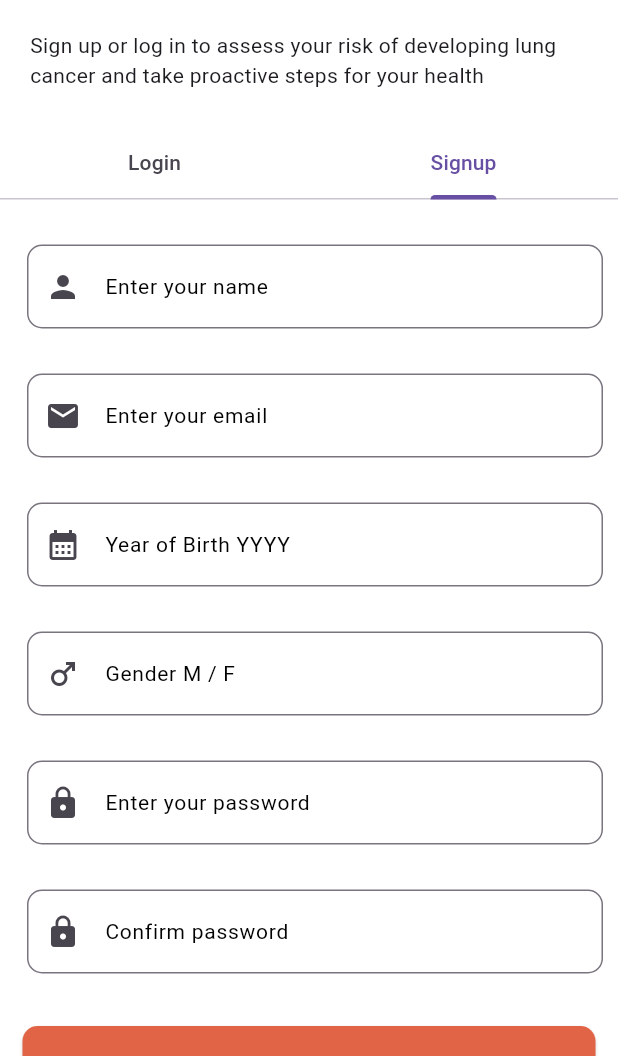
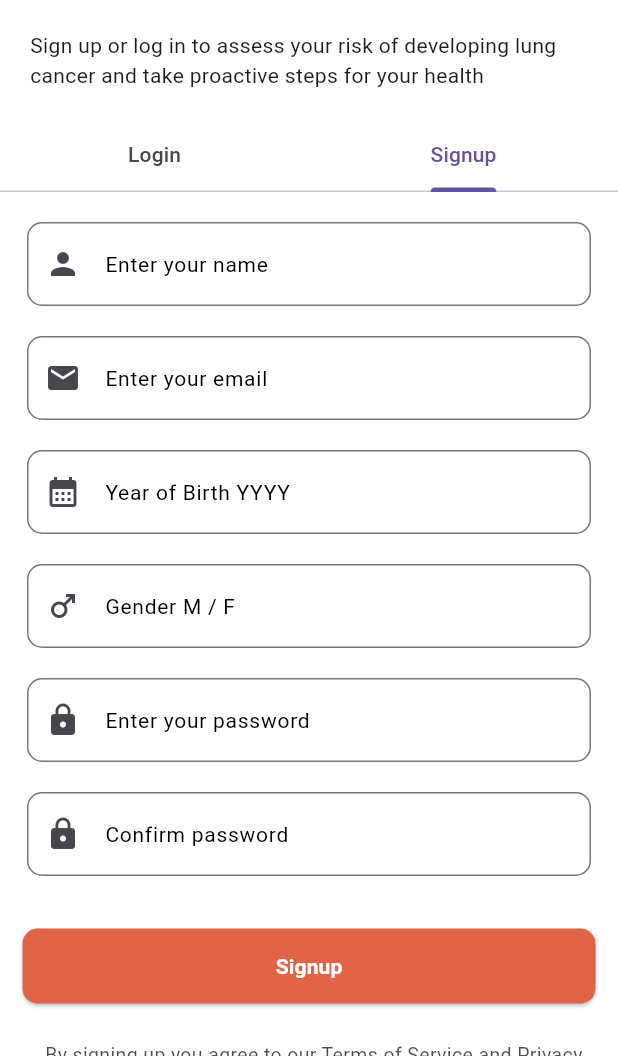
Before and after one commit to wilfredKisitu/Lung_vision_frontend, a Flutter app: the screen it shows after launch, tab 2 chosen, after a tap on the "chevron left" icon, on a phone screen of 412 x 824 dp, the part 180-1236 px from its top. Run offline on Flutter 3.47's test engine with Material 3 defaults, Android fonts, the light colour scheme and no system bars; our stand-ins replace cached_network_image, flutter_easyloading, flutter_riverpod, go_router, google_fonts, image_picker and 1 more; network calls fail.

Commit message:
Implementation of user profile

```diff
--- a/lib/modules/Auth/auth.dart
+++ b/lib/modules/Auth/auth.dart
@@ -44,20 +44,17 @@ class _LoginScreenState extends State<LoginScreen>
       backgroundColor: AppColor.primaryWhite,
       appBar: AppBar(
         backgroundColor: AppColor.primaryWhite,
-        // title: Image.asset('assets/images/small_logo_without_label.png', height: 40),
-        // centerTitle: true,
         leading: IconButton(
           onPressed: () {},
-          icon: Icon(Icons.chevron_left, size: 24),
+          icon: const Icon(Icons.chevron_left, size: 24),
         ),
       ),
       body: SingleChildScrollView(
-        physics: ClampingScrollPhysics(),
+        physics: const ClampingScrollPhysics(),
         child: Column(
           mainAxisAlignment: MainAxisAlignment.start,
           crossAxisAlignment: CrossAxisAlignment.start,
           children: [
-            // SizedBox(height: 15,),
             Padding(
               padding: const EdgeInsets.fromLTRB(20, 30, 20, 5),
               child: Text(
@@ -65,7 +62,7 @@ class _LoginScreenState extends State<LoginScreen>
                 style: AppTextStyles.heading1,
               ),
             ),
-            SizedBox(height: 10),
+            const SizedBox(height: 10),
             Padding(
               padding: const EdgeInsets.fromLTRB(20, 5, 30, 20),
               child: Text(
@@ -73,7 +70,6 @@ class _LoginScreenState extends State<LoginScreen>
                 style: AppTextStyles.heading2,
               ),
             ),
-            SizedBox(height: 5),
             Column(
               children: [
                 TabBar(
@@ -81,10 +77,13 @@ class _LoginScreenState extends State<LoginScreen>
                   tabs: const [Tab(text: "Login"), Tab(text: "Signup")],
                 ),
                 SizedBox(
-                  height: 800, //
+                  height: 800,
                   child: TabBarView(
                     controller: _tabController,
-                    children: [LoginTab(), SignupTab()],
+                    children: [
+                      LoginTab(),
+                      SignupTab(tabController: _tabController),
+                    ],
                   ),
                 ),
               ],
@@ -96,73 +95,49 @@ class _LoginScreenState extends State<LoginScreen>
   }
 }
 
-// Login Tab
 class LoginTab extends ConsumerWidget {
   final TextEditingController emailController = TextEditingController();
   final TextEditingController passwordController = TextEditingController();
+
   LoginTab({super.key});
+
   @override
   Widget build(BuildContext context, WidgetRef ref) {
     final authState = ref.watch(authProvider);
     final authNotifier = ref.read(authProvider.notifier);
 
-    /// Listen for state changes and show EasyLoading messages
     ref.listen<AsyncValue<Auth?>>(authProvider, (previous, next) {
       if (next.isLoading) {
         EasyLoading.show(status: 'Logging in user...');
       } else if (next.hasError) {
         EasyLoading.showError('Error: ${next.error}');
       } else if (next.hasValue && next.value != null) {
-        EasyLoading.showSuccess('User Logged in: ${next.value!.userId}');
+        EasyLoading.showSuccess('User Logged in');
 
         if (ref.read(authProvider.notifier).mounted) {
           context.go('/main');
         }
       }
     });
+
     return Column(
       children: [
-        SizedBox(height: 15),
-        // Email
-        Center(
-          child: Padding(
-            padding: const EdgeInsets.fromLTRB(18.0, 20, 18, 0),
-            child: CustomTextField(
-              controller: emailController,
-              hintText: 'Enter your email',
-              prefixIcon: Icons.email,
-              obscureText: false,
-            ),
-          ),
+        const SizedBox(height: 15),
+        _buildTextField(emailController, 'Enter your email', Icons.email),
+        const SizedBox(height: 15),
+        _buildTextField(
+          passwordController,
+          'Enter your password',
+          Icons.lock,
+          obscureText: true,
         ),
-        SizedBox(height: 15),
-        // Password
-        Center(
-          child: Padding(
-            padding: const EdgeInsets.fromLTRB(18, 10, 18, 18),
-            child: CustomTextField(
-              controller: passwordController,
-              hintText: 'Enter your password',
-              prefixIcon: Icons.lock,
-              obscureText: true,
-            ),
-          ),
-        ),
-
         Padding(
           padding: const EdgeInsets.fromLTRB(20.0, 0, 20, 20),
           child: Row(
             mainAxisAlignment: MainAxisAlignment.end,
-            children: [
-              Text(
-                'Forgot Password?',
-                textAlign: TextAlign.left,
-                style: AppTextStyles.normal14,
-              ),
-            ],
+            children: [Text('Forgot Password?', style: AppTextStyles.normal14)],
           ),
         ),
-
         Padding(
           padding: const EdgeInsets.all(18.0),
           child: Center(
@@ -183,7 +158,6 @@ class LoginTab extends ConsumerWidget {
             style: AppTextStyles.normal16,
           ),
         ),
-        // handling auth State
         authState.when(
           data: (auth) => Container(),
           loading: () => const SizedBox.shrink(),
@@ -192,10 +166,31 @@ class LoginTab extends ConsumerWidget {
       ],
     );
   }
+
+  Widget _buildTextField(
+    TextEditingController controller,
+    String hint,
+    IconData icon, {
+    bool obscureText = false,
+  }) {
+    return Center(
+      child: Padding(
+        padding: const EdgeInsets.symmetric(horizontal: 18),
+        child: CustomTextField(
+          controller: controller,
+          hintText: hint,
+          prefixIcon: icon,
+          obscureText: obscureText,
+        ),
+      ),
+    );
+  }
 }
 
 // SignUp Tab
 class SignupTab extends ConsumerWidget {
+  final TabController tabController;
+
   final TextEditingController emailController = TextEditingController();
   final TextEditingController passwordController = TextEditingController();
   final TextEditingController yearOfBirthController = TextEditingController();
@@ -204,70 +199,66 @@ class SignupTab extends ConsumerWidget {
       TextEditingController();
   final TextEditingController nameController = TextEditingController();
 
-  SignupTab({super.key});
+  SignupTab({super.key, required this.tabController});
 
   @override
   Widget build(BuildContext context, WidgetRef ref) {
     final userState = ref.watch(userProvider);
     final userNotifier = ref.read(userProvider.notifier);
 
-    // Listen for state changes and show EasyLoading messages
     ref.listen<AsyncValue<User?>>(userProvider, (previous, next) {
       if (next.isLoading) {
         EasyLoading.show(status: 'Creating user...');
       } else if (next.hasError) {
         EasyLoading.showError('Error: ${next.error}');
       } else if (next.hasValue && next.value != null) {
-        EasyLoading.showSuccess('User Created: ${next.value!.name}');
+        EasyLoading.showSuccess('Account created. Please log in.');
 
-        if (ref.read(userProvider.notifier).mounted) {
-          context.go('/main');
-        }
+        // Switch to Login tab
+        tabController.animateTo(0);
       }
     });
 
     return Column(
       children: [
-        SizedBox(height: 15),
+        const SizedBox(height: 15),
         _buildTextField(nameController, 'Enter your name', Icons.person),
-        SizedBox(height: 10),
+        const SizedBox(height: 10),
         _buildTextField(emailController, 'Enter your email', Icons.email),
-        SizedBox(height: 10),
+        const SizedBox(height: 10),
         _buildTextField(
           yearOfBirthController,
           'Year of Birth YYYY',
           Icons.calendar_month,
         ),
-        SizedBox(height: 10),
+        const SizedBox(height: 10),
         _buildTextField(genderController, 'Gender M / F', Icons.male),
-        SizedBox(height: 10),
+        const SizedBox(height: 10),
         _buildTextField(
           passwordController,
           'Enter your password',
           Icons.lock,
           obscureText: true,
         ),
-        SizedBox(height: 10),
+        const SizedBox(height: 10),
         _buildTextField(
           confirmPasswordController,
           'Confirm password',
           Icons.lock,
           obscureText: true,
         ),
-        SizedBox(height: 30),
+        const SizedBox(height: 30),
         Padding(
-          padding: const EdgeInsets.symmetric(horizontal: 15, vertical: 0),
+          padding: const EdgeInsets.symmetric(horizontal: 15),
           child: Center(
             child: CustomButton(
               text: 'Signup',
               onPressed: () {
-                // Check if passwords match
                 if (passwordController.text != confirmPasswordController.text) {
                   EasyLoading.showError('Passwords do not match');
                   return;
                 }
 
-                // Call API to create user
                 final newUser = User(
                   name: nameController.text,
                   email: emailController.text,
@@ -275,12 +266,15 @@ class SignupTab extends ConsumerWidget {
                   gender: genderController.text,
                   password: passwordController.text,
                 );
-                userNotifier.createUSer(newUser); // Correct method name here
+
+                userNotifier.createUSer(
+                  newUser,
+                ); // Ensure method name is correct
               },
             ),
           ),
         ),
-        SizedBox(height: 10),
+        const SizedBox(height: 10),
         Padding(
           padding: const EdgeInsets.fromLTRB(30.0, 15, 10, 30),
           child: Text(
@@ -288,21 +282,15 @@ class SignupTab extends ConsumerWidget {
             style: AppTextStyles.normal16,
           ),
         ),
-
-        // Handle userState
         userState.when(
-          data: (user) => Container(), // Success is handled by EasyLoading
-          loading:
-              () =>
-                  const SizedBox.shrink(), // No need for a loading indicator, EasyLoading handles it
-          error:
-              (error, stack) => Container(), // Errors handled via EasyLoading
+          data: (user) => Container(),
+          loading: () => const SizedBox.shrink(),
+          error: (error, stack) => Container(),
         ),
       ],
     );
   }
 
-  // Helper method to create text fields for the form
   Widget _buildTextField(
     TextEditingController controller,
     String hintText,
@@ -311,7 +299,7 @@ class SignupTab extends ConsumerWidget {
   }) {
     return Center(
       child: Padding(
-        padding: const EdgeInsets.fromLTRB(18.0, 10, 10, 0),
+        padding: const EdgeInsets.symmetric(horizontal: 18),
         child: CustomTextField(
           controller: controller,
           hintText: hintText,
@@ -322,3 +310,24 @@ class SignupTab extends ConsumerWidget {
     );
   }
 }
+
+
+  // // Helper method to create text fields for the form
+  // Widget _buildTextField(
+  //   TextEditingController controller,
+  //   String hintText,
+  //   IconData icon, {
+  //   bool obscureText = false,
+  // }) {
+  //   return Center(
+  //     child: Padding(
+  //       padding: const EdgeInsets.fromLTRB(18.0, 10, 10, 0),
+  //       child: CustomTextField(
+  //         controller: controller,
+  //         hintText: hintText,
+  //         prefixIcon: icon,
+  //         obscureText: obscureText,
+  //       ),
+  //     ),
+  //   );
+  // }
--- a/lib/providers/get_user_data.dart
+++ b/lib/providers/get_user_data.dart
@@ -8,7 +8,7 @@ final userServiceProvider = Provider<UserDataService>((ref) {
 });
 
 // FutureProvider to fetch user data
-final userProvider = FutureProvider<User>((ref) async {
+final getUserProvider = FutureProvider<User>((ref) async {
   final service = ref.read(userServiceProvider);
   return await service.getUserData();
 });
--- /dev/null
+++ b/lib/providers/update_user_provider.dart
@@ -0,0 +1,12 @@
+import 'package:flutter_riverpod/flutter_riverpod.dart';
+import 'package:lungv_app/services/update_user.dart';
+
+final userUpdateServiceProvider = Provider<UserUpdateService>((ref) {
+  return UserUpdateService();
+});
+
+final updateUserFieldProvider =
+    FutureProvider.family<void, Map<String, dynamic>>((ref, fieldData) async {
+      final service = ref.read(userUpdateServiceProvider);
+      await service.updateUserField(fieldData);
+    });
--- a/lib/services/Diagnosis/diagnosis_service.dart
+++ b/lib/services/Diagnosis/diagnosis_service.dart
@@ -20,7 +20,7 @@ class DiagnosisService {
         final List<dynamic> data = json.decode(response.body);
         return data.map((e) => Diagnosis.fromJson(e)).toList();
       } else {
-        throw Exception('Failed to fetch diagnosis data');
+        throw Exception('0');
       }
     } catch (e) {
       throw Exception('Error: $e');
```
Also changed, not shown: lib/common/reusable_bottom_sheet.dart (added, +116 -0 lines), lib/modules/Home/home_screen.dart (+96 -59 lines), lib/modules/Profile/profile_screen.dart (+71 -11 lines), lib/services/update_user.dart (added, +32 -0 lines).
